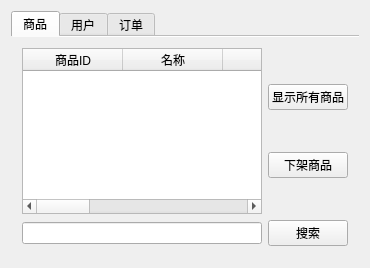
Old version of the form adminWindow.ui in the repository KyokaiNoKanata/TradingPlatform.
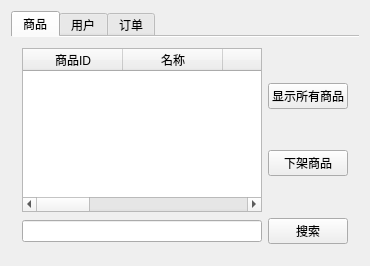
New version of the form.

What changed in the file:
```diff
--- a/adminWindow.ui
+++ b/adminWindow.ui
@@ -7,7 +7,7 @@
     <x>0</x>
     <y>0</y>
     <width>370</width>
-    <height>268</height>
+    <height>266</height>
    </rect>
   </property>
   <property name="windowTitle">
@@ -75,7 +75,14 @@
           </column>
          </widget>
         </item>
-        <item row="0" column="1">
+        <item row="1" column="2">
+         <widget class="QPushButton" name="commoditySearchPushButton">
+          <property name="text">
+           <string>搜索</string>
+          </property>
+         </widget>
+        </item>
+        <item row="0" column="2">
          <layout class="QVBoxLayout" name="verticalLayout">
           <item>
            <widget class="QPushButton" name="commodityVewAllPushButton">
@@ -94,18 +101,7 @@
          </layout>
         </item>
         <item row="1" column="0">
-         <layout class="QHBoxLayout" name="horizontalLayout_4">
-          <item>
-           <widget class="QLineEdit" name="commoditySearchLineEdit"/>
-          </item>
-         </layout>
-        </item>
-        <item row="1" column="1">
-         <widget class="QPushButton" name="commoditySearchPushButton">
-          <property name="text">
-           <string>搜索</string>
-          </property>
-         </widget>
+         <widget class="QLineEdit" name="commoditySearchLineEdit"/>
         </item>
        </layout>
       </widget>
```
Left out of the diff: 35 changed lines with no effect on the pictures.
